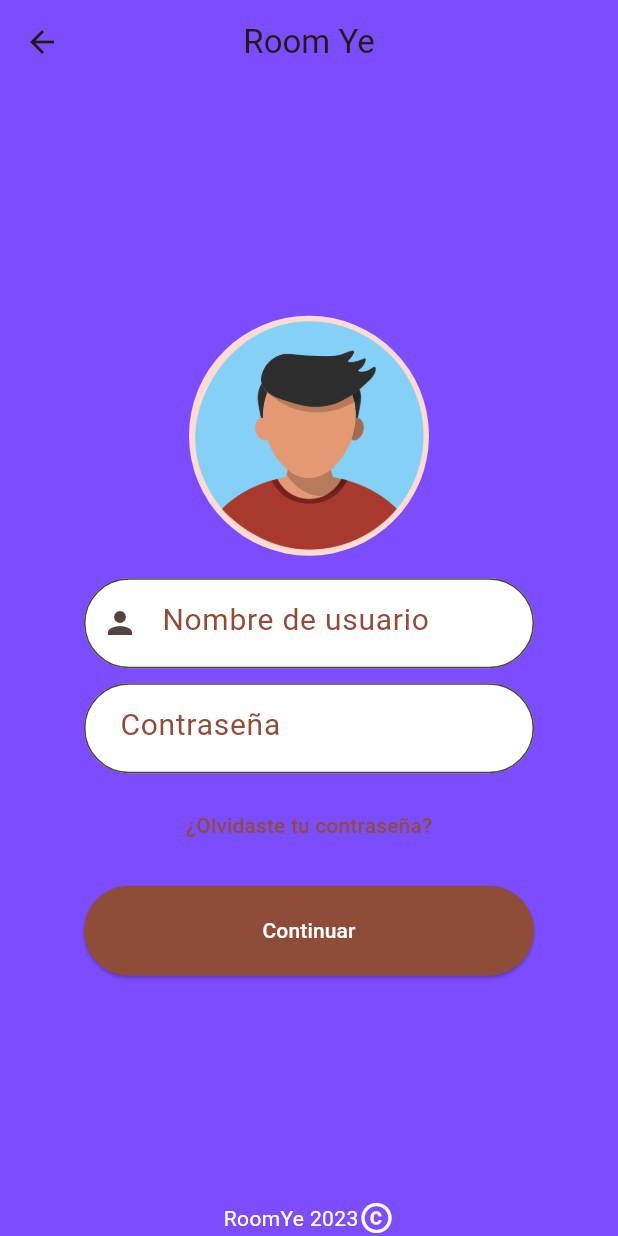
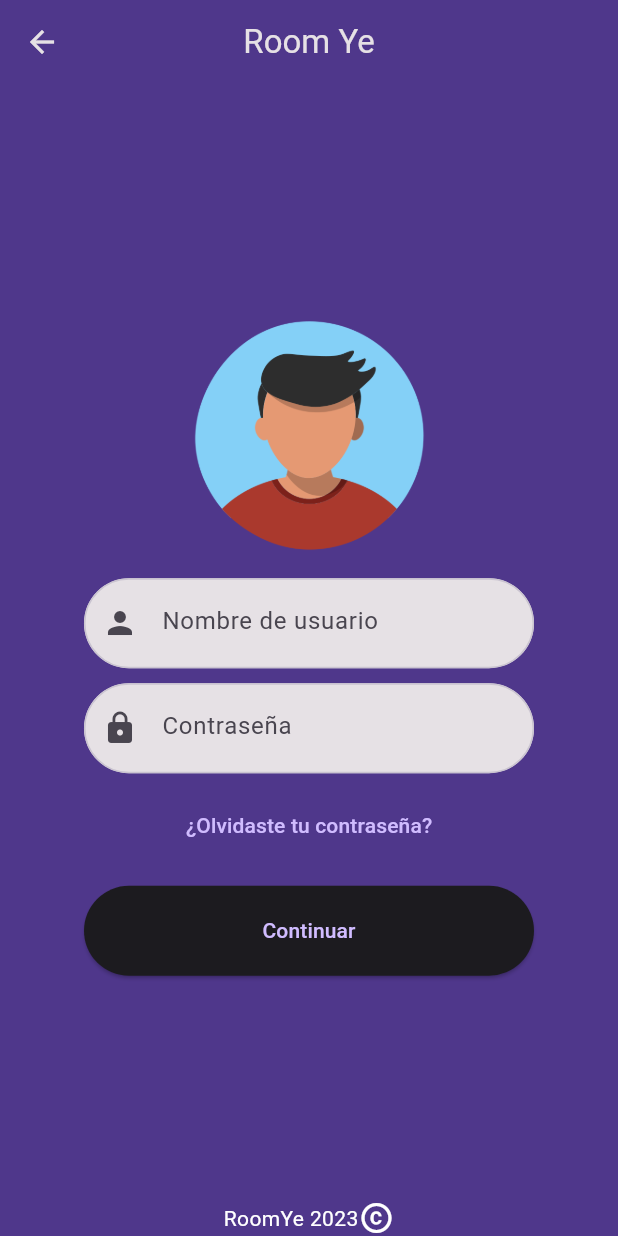
Before and after one commit to aleph-icabod/room_ye, a Flutter app: the screen it shows after launch, after a tap on "Iniciar Sesión", on a phone screen of 412 x 824 dp. Run offline on Flutter 3.47's test engine with Material 2 defaults, Android fonts, the phone set to English and light mode, and no system bars; our stand-ins replace font_awesome_flutter.

Commit message:
use correct icons

```diff
--- a/lib/components/fullwidth_button.dart
+++ b/lib/components/fullwidth_button.dart
@@ -20,10 +20,6 @@ class FullWidthButton extends StatelessWidget {
 
   @override
   Widget build(BuildContext context) {
-    style ??= ElevatedButton.styleFrom(
-      backgroundColor: Theme.of(context).colorScheme.primary,
-      foregroundColor: Colors.white,
-    );
 
     return FullWidthWrapper(
       child: ElevatedButton(
--- a/lib/components/text_input.dart
+++ b/lib/components/text_input.dart
@@ -9,6 +9,7 @@ class TextInput extends StatelessWidget {
 
   final InputDecoration? decoration;
   final EdgeInsets? padding;
+  final TextStyle? style;
 
   const TextInput(
       {super.key,
@@ -16,7 +17,8 @@ class TextInput extends StatelessWidget {
       required this.label,
       this.icon,
       this.decoration,
-      this.padding});
+      this.padding,
+      this.style});
 
   @override
   Widget build(BuildContext context) {
@@ -25,6 +27,9 @@ class TextInput extends StatelessWidget {
       child: TextField(
         decoration: decoration ?? createInputDecoration(context, label, icon),
         controller: controller,
+        style: style?? TextStyle(
+          color: Theme.of(context).colorScheme.surfaceVariant,
+        ),
       ),
     );
   }
@@ -36,13 +41,13 @@ class TextInput extends StatelessWidget {
         borderRadius: BorderRadius.circular(30),
       ),
       filled: true,
-      fillColor: Colors.white,
+      fillColor: Theme.of(context).colorScheme.inverseSurface,
       prefixIcon: icon != null ? Icon(icon) : null,
       contentPadding: const EdgeInsets.all(20),
       hintText: text,
+      prefixIconColor: Theme.of(context).colorScheme.surfaceVariant,
       hintStyle: TextStyle(
-        color: Theme.of(context).colorScheme.primary,
-        fontSize: 20,
+        color: Theme.of(context).colorScheme.surfaceVariant,
       ),
     );
   }
--- /dev/null
+++ b/lib/config/theme.dart
@@ -0,0 +1,47 @@
+import 'package:flutter/material.dart';
+
+
+const colorScheme = ColorScheme(
+  brightness: Brightness.light,
+  primary: Color(0xFFD0BCFF),
+  onPrimary: Color(0xFF381E72),
+  primaryContainer: Color(0xFF4F378B),
+  onPrimaryContainer: Color(0xFFEADDFF),
+  secondary: Color(0xFFCCC2DC),
+  onSecondary: Color(0xFF332D41),
+  secondaryContainer: Color(0xFF4A4458),
+  onSecondaryContainer: Color(0xFFE8DEF8),
+  tertiary: Color(0xFFEFB8C8),
+  onTertiary: Color(0xFF492532),
+  tertiaryContainer: Color(0xFF633B48),
+  onTertiaryContainer: Color(0xFFFFD8E4),
+  error: Color(0xFFF2B8B5),
+  onError: Color(0xFF601410),
+  errorContainer: Color(0xFF8C1D18),
+  onErrorContainer: Color(0xFFF9DEDC),
+  outline: Color(0xFF938F99),
+  background: Color(0xFF1C1B1F),
+  onBackground: Color(0xFFE6E1E5),
+  surface: Color(0xFF1C1B1F),
+  onSurface: Color(0xFFE6E1E5),
+  surfaceVariant: Color(0xFF49454F),
+  onSurfaceVariant: Color(0xFFCAC4D0),
+  inverseSurface: Color(0xFFE6E1E5),
+  onInverseSurface: Color(0xFF313033),
+  inversePrimary: Color(0xFF6750A4),
+  shadow: Color(0xFF000000),
+  surfaceTint: Color(0xFFD0BCFF),
+  outlineVariant: Color(0xFF49454F),
+  scrim: Color(0xFF000000),
+);
+
+
+class RoomYeeTheme{
+  themeData(){
+    return ThemeData(
+      useMaterial3: true,
+      colorScheme: colorScheme,
+    );
+  }
+
+}
--- a/lib/main.dart
+++ b/lib/main.dart
@@ -1,7 +1,6 @@
 import 'package:flutter/material.dart';
+import 'package:room_ye/config/theme.dart';
 import 'package:room_ye/screens/login.dart';
-import 'package:room_ye/screens/login_with_password.dart';
-import 'package:room_ye/screens/my_home_page.dart';
 
 void main() {
   runApp(const MyApp());
@@ -15,10 +14,7 @@ class MyApp extends StatelessWidget {
   Widget build(BuildContext context) {
     return MaterialApp(
       title: 'Room Ye',
-      theme: ThemeData(
-        useMaterial3: true,
-        colorSchemeSeed: Colors.deepOrange,
-      ),
+      theme: RoomYeeTheme().themeData(),
       debugShowCheckedModeBanner: false,
       home: Login(),
     );
--- a/lib/screens/login.dart
+++ b/lib/screens/login.dart
@@ -1,21 +1,22 @@
 import 'package:flutter/material.dart';
+import 'package:font_awesome_flutter/font_awesome_flutter.dart';
+import 'package:room_ye/components/copyright.dart';
+import 'package:room_ye/components/fullwidth_button.dart';
 import 'package:room_ye/screens/login_with_password.dart';
 
 class Login extends StatelessWidget {
   @override
   Widget build(BuildContext context) {
-
-    print(Theme.of(context).colorScheme.primary);
     return Scaffold(
       body: Container(
-        color: Colors.deepPurpleAccent,
+          color: Theme.of(context).colorScheme.primaryContainer,
           width: double.infinity,
-        padding: EdgeInsets.fromLTRB(0, 40, 0, 10),
+          child: SafeArea(
             child: Column(
               mainAxisAlignment: MainAxisAlignment.spaceBetween,
               crossAxisAlignment: CrossAxisAlignment.center,
               children: [
-            Text(
+                const Text(
                   "RoomYe",
                   style: TextStyle(
                     color: Colors.white,
@@ -23,79 +24,57 @@ class Login extends StatelessWidget {
                     fontSize: 40,
                   ),
                 ),
-            Container(
-              child: Column(
+                Column(
                   children: [
-                  SizedBox(
-                    height: 60,
-                    width: 300,
-                    child: ElevatedButton(
+                    FullWidthButton(
                       onPressed: () {
                         Navigator.of(context).push(
                           MaterialPageRoute(
-                            builder: (context) =>  LoginWithPassword(),
+                            builder: (context) => LoginWithPassword(),
                           ),
                         );
                       },
-                      child: Text("Iniciar Sesión"),
+                      customStyle: ElevatedButton.styleFrom(),
+                      child: const Text("Iniciar Sesión"),
                     ),
+                    FullWidthButton(
+                      onPressed: () {},
+                      customStyle: ElevatedButton.styleFrom(),
+                      child: const Text("Registrar"),
                     ),
-                  SizedBox(
-                    height: 15,
-                  ),
-                  SizedBox(
-                    height: 60,
-                    width: 300,
-                    child: ElevatedButton(
-                      onPressed: () {},
-                      child: Text("Registrar"),
-                    ),
-                  ),
-                  SizedBox(
-                    height: 15,
-                  ),
-                  SizedBox(
-                    height: 60,
-                    width: 300,
-                    child: ElevatedButton(
-                      style: ElevatedButton.styleFrom(
-                        backgroundColor: Theme.of(context).colorScheme.primary,
-                        foregroundColor: Colors.white,
-                      ),
+                    FullWidthButton(
                       onPressed: () {},
                       child: Column(
                         children: [
-                          Text("Continuar con"),
+                          const Text("Continuar con"),
                           Row(
                             mainAxisAlignment: MainAxisAlignment.center,
-                            children: [
-                              Icon(Icons.apple),
-                              Icon(Icons.facebook),
-                              Icon(Icons.g_translate),
+                            children: const [
+                              FaIcon(
+                                FontAwesomeIcons.apple,
+                                color: Colors.white,
+                              ),
+                              SizedBox(width: 10,),
+                              FaIcon(
+                                FontAwesomeIcons.facebook,
+                                color: Colors.blue,
+                              ),
+                              SizedBox(width: 10,),
+                              FaIcon(
+                                FontAwesomeIcons.google,
+                                color: Colors.red,
+                              ),
                             ],
                           ),
                         ],
                       ),
                     ),
-                  ),
                   ],
                 ),
-            ),
-            Row(
-              mainAxisAlignment: MainAxisAlignment.center,
-              children: [
-                Text(
-                  "RoomYe 2023",
-                  style: TextStyle(
-                    color: Colors.white,
-                  ),
-                ),
-                Icon(Icons.copyright, color: Colors.white),
+                const CopyRight(),
               ],
             ),
-          ],
-        ),
-      ),
+          )),
     );
   }
 }
--- a/lib/screens/login_with_password.dart
+++ b/lib/screens/login_with_password.dart
@@ -20,12 +20,12 @@ class _LoginWithPasswordState extends State<LoginWithPassword> {
   Widget build(BuildContext context) {
     return Scaffold(
       appBar: AppBar(
-        backgroundColor: Colors.deepPurpleAccent,
+        backgroundColor: Theme.of(context).colorScheme.primaryContainer,
         title: const Text("Room Ye"),
         centerTitle: true,
       ),
       body: Container(
-          color: Colors.deepPurpleAccent,
+          color: Theme.of(context).colorScheme.primaryContainer,
           child: SafeArea(
             child: CustomScrollView(
               slivers: [
@@ -55,13 +55,13 @@ class _LoginWithPasswordState extends State<LoginWithPassword> {
                             label: "Contraseña",
                             controller: passwordController,
                             padding: const EdgeInsets.fromLTRB(0, 0, 0, 5),
+                            icon: Icons.lock,
                           ),
                           if (errorText.isNotEmpty)
                             Text(
                               errorText,
-                              style: const TextStyle(
-                                fontSize: 16,
-                                color: Colors.white,
+                              style:  TextStyle(
+                                color: Theme.of(context).colorScheme.error,
                               ),
                             ),
                           FullWidthWrapper(
--- a/pubspec.yaml
+++ b/pubspec.yaml
@@ -30,6 +30,7 @@ environment:
 dependencies:
   flutter:
     sdk: flutter
+  font_awesome_flutter: 10.4.0
 
 
   # The following adds the Cupertino Icons font to your application.
```
Also changed, not shown: pubspec.lock. Lines whose indentation alone changed are shown as unchanged.
